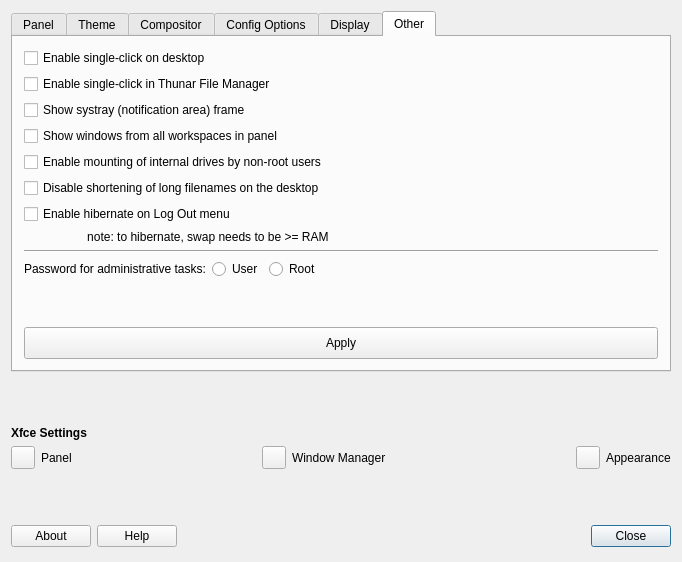
Before: the Qt Designer form defaultlook.ui in MX-Linux/mx-tweak, drawn with Qt 5.
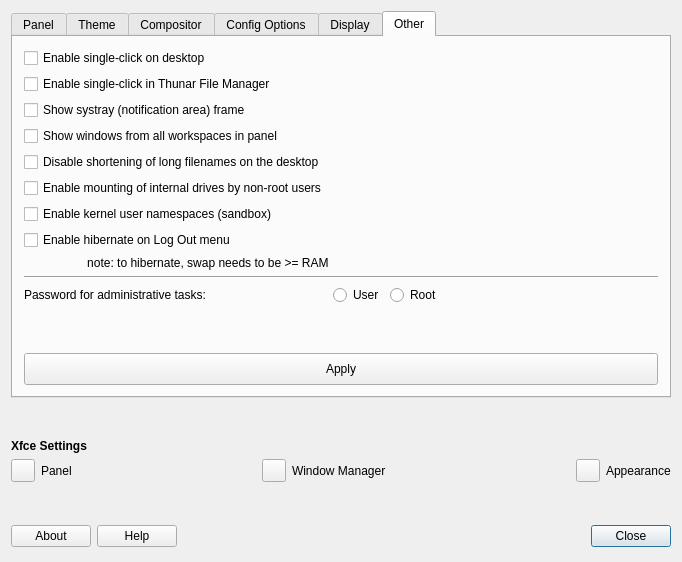
After: the same form once the commit is applied. Icons and pictures are not drawn.

Commit message: provide switchable user namespaces

Patch:
```diff
--- a/defaultlook.ui
+++ b/defaultlook.ui
@@ -1115,14 +1115,28 @@
         <layout class="QGridLayout" name="gridLayout_8">
          <item row="0" column="0">
           <layout class="QGridLayout" name="gridLayout_7">
-           <item row="10" column="2">
+           <item row="5" column="0" colspan="4">
+            <widget class="QCheckBox" name="checkboxNoEllipse">
+             <property name="text">
+              <string>Disable shortening of long filenames on the desktop</string>
+             </property>
+            </widget>
+           </item>
+           <item row="11" column="0">
+            <widget class="QLabel" name="label_11">
+             <property name="text">
+              <string>Password for administrative tasks:</string>
+             </property>
+            </widget>
+           </item>
+           <item row="11" column="2">
             <widget class="QRadioButton" name="radioSudoRoot">
              <property name="text">
               <string>Root</string>
              </property>
             </widget>
            </item>
-           <item row="11" column="0">
+           <item row="12" column="0">
             <spacer name="verticalSpacer_6">
              <property name="orientation">
               <enum>Qt::Vertical</enum>
@@ -1142,7 +1156,7 @@
              </property>
             </widget>
            </item>
-           <item row="12" column="0" colspan="4">
+           <item row="13" column="0" colspan="4">
             <widget class="QPushButton" name="ButtonApplyEtc">
              <property name="minimumSize">
               <size>
@@ -1173,34 +1187,20 @@
              </property>
             </widget>
            </item>
-           <item row="7" column="0" colspan="4">
+           <item row="8" column="0" colspan="4">
             <widget class="QCheckBox" name="checkBoxHibernate">
              <property name="text">
               <string>Enable hibernate on Log Out menu </string>
              </property>
             </widget>
            </item>
-           <item row="4" column="0" colspan="4">
-            <widget class="QCheckBox" name="checkBoxMountInternalDrivesNonRoot">
-             <property name="text">
-              <string>Enable mounting of internal drives by non-root users</string>
-             </property>
-            </widget>
-           </item>
-           <item row="8" column="0" colspan="4">
+           <item row="9" column="0" colspan="4">
             <widget class="QLabel" name="label_hibernate">
              <property name="text">
               <string>                   note: to hibernate, swap needs to be &gt;= RAM</string>
              </property>
             </widget>
            </item>
-           <item row="5" column="0" colspan="4">
-            <widget class="QCheckBox" name="checkboxNoEllipse">
-             <property name="text">
-              <string>Disable shortening of long filenames on the desktop</string>
-             </property>
-            </widget>
-           </item>
            <item row="1" column="0" colspan="4">
             <widget class="QCheckBox" name="checkBoxThunarSingleClick">
              <property name="text">
@@ -1208,7 +1208,7 @@
              </property>
             </widget>
            </item>
-           <item row="10" column="3">
+           <item row="11" column="3">
             <spacer name="horizontalSpacer_5">
              <property name="orientation">
               <enum>Qt::Horizontal</enum>
@@ -1221,27 +1221,34 @@
              </property>
             </spacer>
            </item>
-           <item row="10" column="0">
-            <widget class="QLabel" name="label_11">
-             <property name="text">
-              <string>Password for administrative tasks:</string>
-             </property>
-            </widget>
-           </item>
-           <item row="10" column="1">
+           <item row="11" column="1">
             <widget class="QRadioButton" name="radioSudoUser">
              <property name="text">
               <string>User</string>
              </property>
             </widget>
            </item>
-           <item row="9" column="0" colspan="4">
+           <item row="10" column="0" colspan="4">
             <widget class="Line" name="line_2">
              <property name="orientation">
               <enum>Qt::Horizontal</enum>
              </property>
             </widget>
            </item>
+           <item row="6" column="0">
+            <widget class="QCheckBox" name="checkBoxMountInternalDrivesNonRoot">
+             <property name="text">
+              <string>Enable mounting of internal drives by non-root users</string>
+             </property>
+            </widget>
+           </item>
+           <item row="7" column="0">
+            <widget class="QCheckBox" name="checkBoxSandbox">
+             <property name="text">
+              <string>Enable kernel user namespaces (sandbox)</string>
+             </property>
+            </widget>
+           </item>
           </layout>
          </item>
         </layout>
```
The commit also changes 4 other files.
